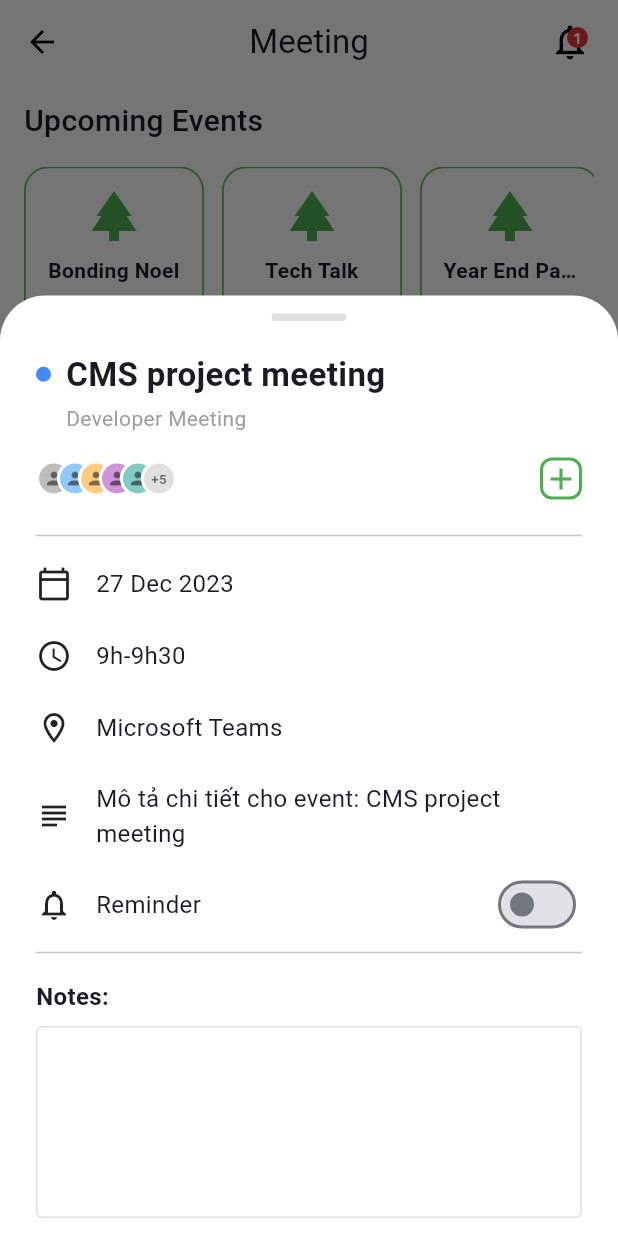
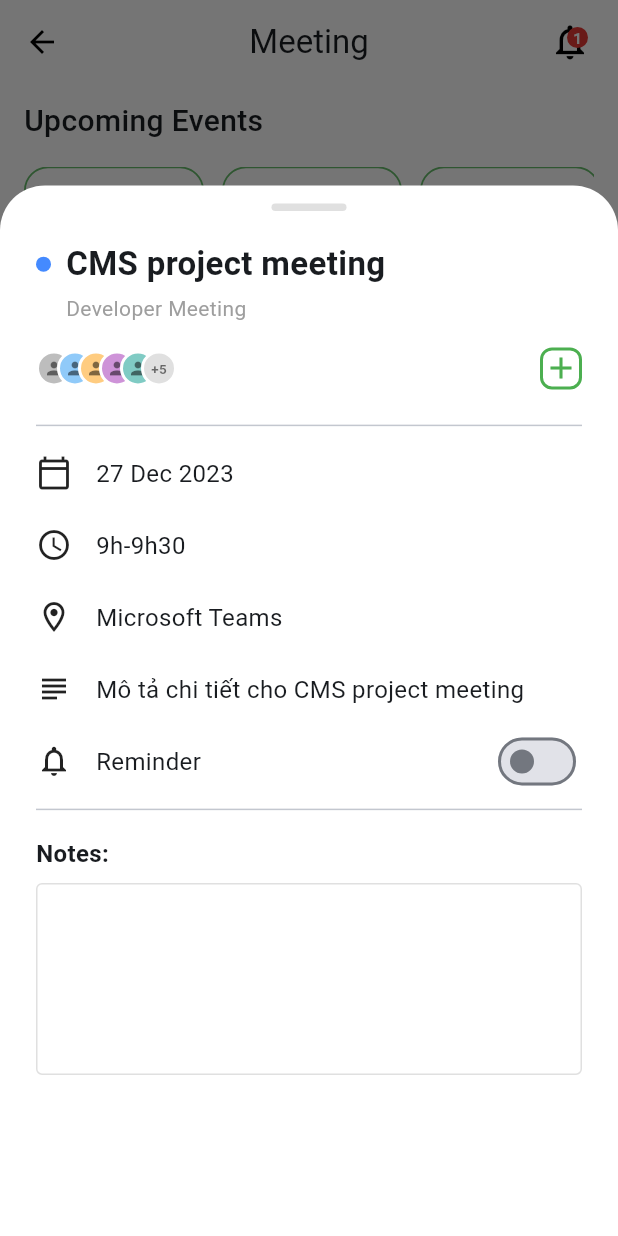
Before and after one commit to Khiemdz206/app_quan_ly_clb, a Flutter app: the MettingPagState screen opened directly, after a tap on the "keyboard control" icon, on a phone screen of 412 x 824 dp. Run offline on Flutter 3.47's test engine with Material 3 defaults, Android fonts, the phone set to English and light mode, and no system bars; our stand-ins replace table_calendar.

Commit message:
chỉnh sửa ĐỘ trượt lên của meetinginfor

```diff
--- a/lib/meeting.dart
+++ b/lib/meeting.dart
@@ -298,13 +298,16 @@ class __MettingPagStateState extends State<MettingPagState> {
                     context: context,
                     isScrollControlled: true,
                     backgroundColor: Colors.transparent,
-                    builder: (context) => MeetingInfoSheet(
-                      title: title,
-                      subtitle: subtitle,
-                      time: time,
-                      date: date,
-                      location: location,
-                      description: 'Mô tả chi tiết cho event: $title',
+                    builder: (context) => FractionallySizedBox(
+                      heightFactor: 0.85,
+                      child: MeetingInfoSheet(
+                        title: title,
+                        subtitle: subtitle,
+                        time: time,
+                        date: date,
+                        location: location,
+                        description: 'Mô tả chi tiết cho $title',
+                      ),
                     ),
                   );
                 },
```
